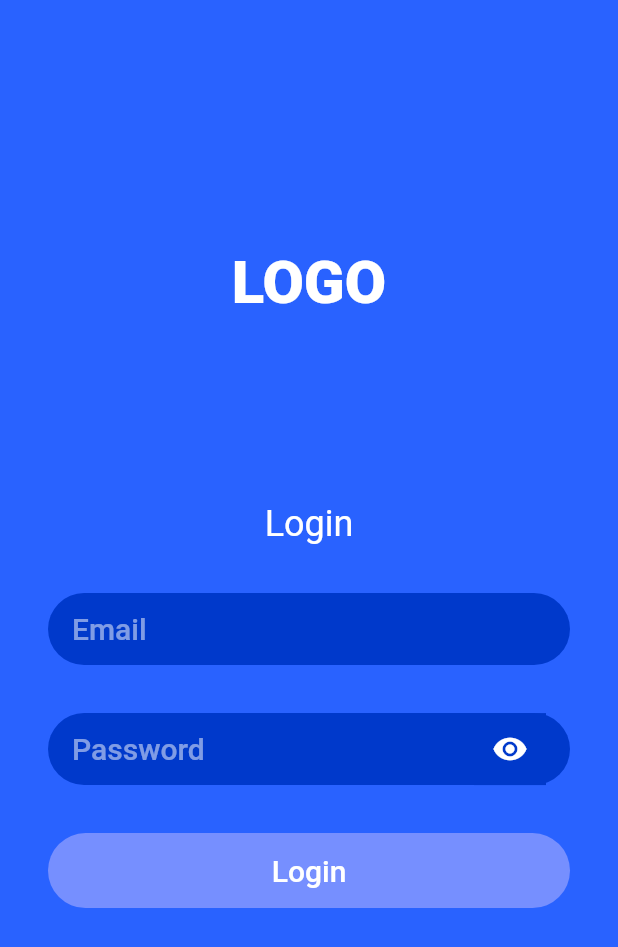
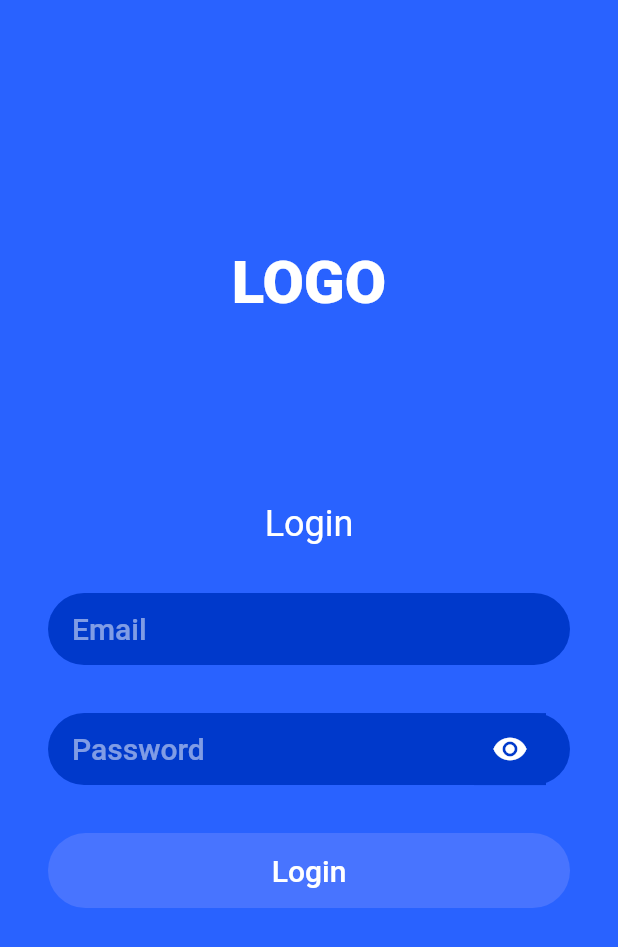
Before and after one commit to simonpojok/ideal, a Flutter app: the screen it shows after launch, on a phone screen of 412 x 824 dp. Shown: the top 947 px of the screen. Run offline on Flutter 3.47's test engine with Material 2 defaults, Android fonts, the phone set to English and light mode, and no system bars; our stand-ins replace firebase_auth, firebase_core; accounts and stored records are empty.

```diff
--- a/lib/screens/login/login_screen.dart
+++ b/lib/screens/login/login_screen.dart
@@ -133,13 +133,19 @@ class _LoginScreenState extends State<LoginScreen> {
                     );
                   },
                 ),
-                StreamBuilder(
+                StreamBuilder<bool>(
                     stream: _loginBloc.enableLoginButton,
                     builder: (context, snapshot) {
                       return Container(
                         margin: EdgeInsets.only(top: kDefaultPadding * 2),
                         width: double.infinity,
                         height: 50,
+                        child: ClipRRect(
+                          borderRadius: BorderRadius.circular(25),
+                          child: MaterialButton(
+                            onPressed: snapshot.data == true ? () {
+                              _loginBloc.loginEmailAndPassword();
+                            } : null,
                             child: Center(
                                 child: Text(
                               'Login',
@@ -148,8 +154,10 @@ class _LoginScreenState extends State<LoginScreen> {
                                   .headline6!
                                   .copyWith(color: kPrimaryTextColor),
                             )),
+                          ),
+                        ),
                         decoration: BoxDecoration(
-                          color: kPrimaryLightColor,
+                          color: snapshot.data == true ? kPrimaryLightColor : kPrimaryLightColor.withOpacity(.4),
                           borderRadius: BorderRadius.circular(25),
                         ),
                       );
```
Also changed, not shown: lib/screens/login/login_bloc.dart (+12 -9 lines), lib/services/firebase/FirebaseAuthenticationService.dart (+8 -2 lines). Lines whose indentation alone changed are shown as unchanged.
